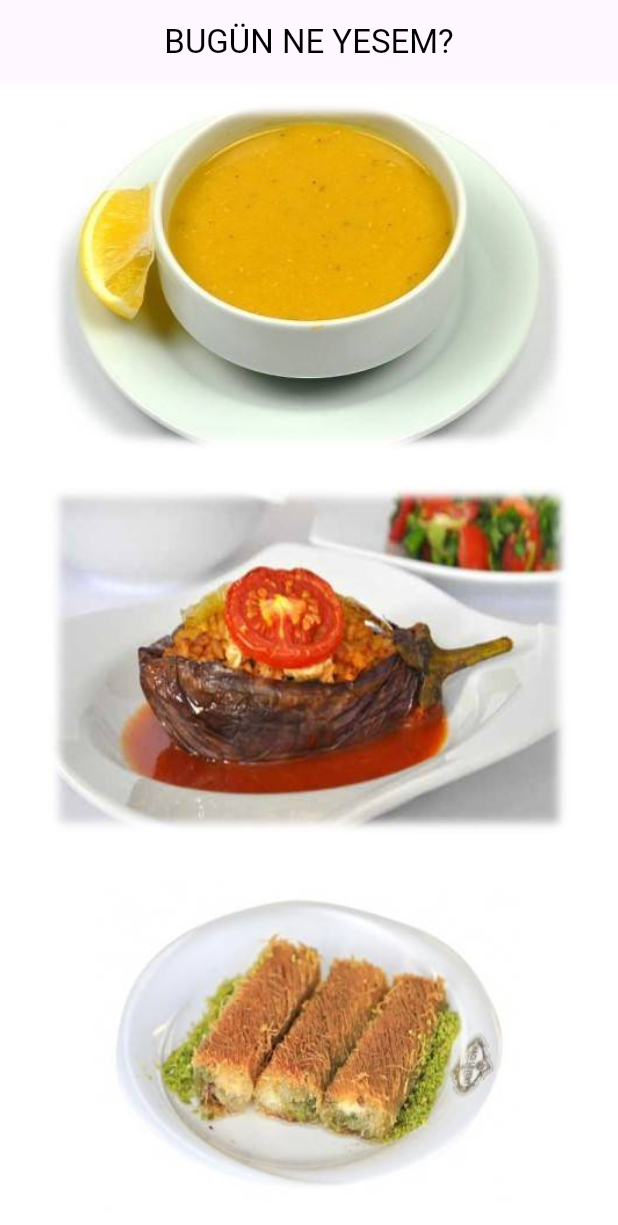
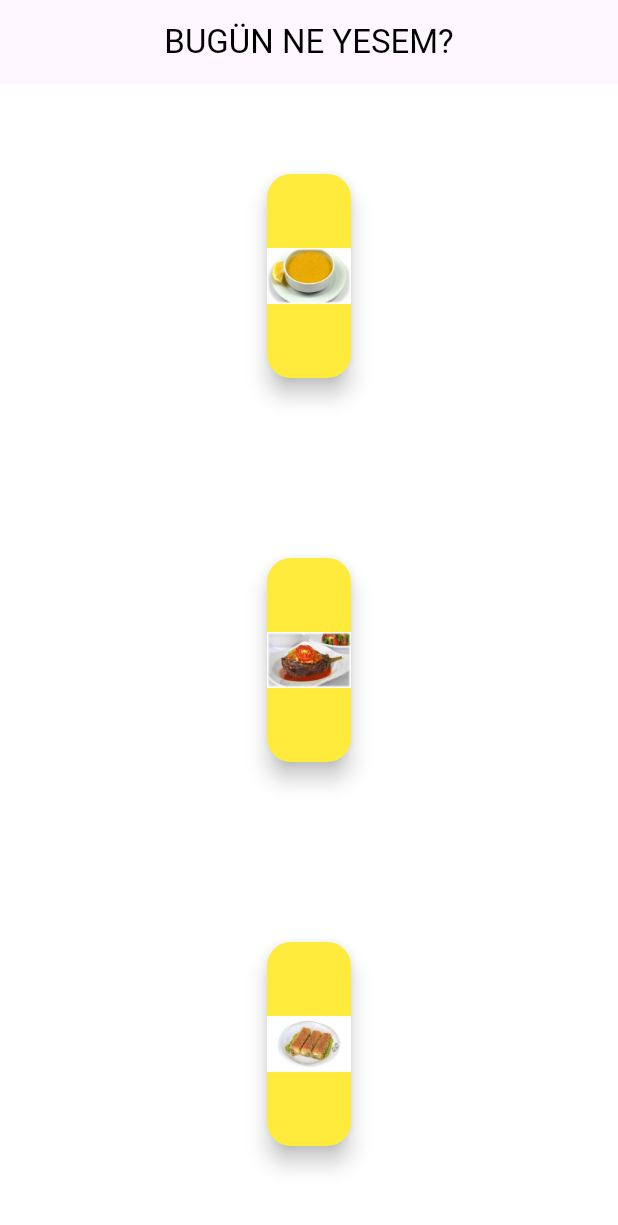
Before and after one commit to brkytpl/bugun_ne_yesem_uygulamasi, a Flutter app: the screen it shows after launch, on a phone screen of 412 x 824 dp. Shown: the top 1225 px of the screen. Run offline on Flutter 3.47's test engine with Material 3 defaults, Android fonts, the phone set to English and light mode, and no system bars.

Commit message:
ne yesem uygulaması tamamlandı

```diff
--- a/lib/main.dart
+++ b/lib/main.dart
@@ -1,4 +1,5 @@
 import 'package:flutter/material.dart';
+import 'dart:math';
 
 void main() {
   runApp(BenimUygulamam());
@@ -23,7 +24,24 @@ class BenimUygulamam extends StatelessWidget {
   }
 }
 
-class YemekSayfasi extends StatelessWidget {
+class YemekSayfasi extends StatefulWidget {
+  @override
+  State<YemekSayfasi> createState() => _YemekSayfasiState();
+}
+
+class _YemekSayfasiState extends State<YemekSayfasi> {
+  int corbaNo = 1;
+  int yemekNo = 1;
+  int tatliNo = 1;
+
+  void yemekeleriYenile() {
+    setState(() {
+      corbaNo = Random().nextInt(5) + 1;
+      yemekNo = Random().nextInt(5) + 1;
+      tatliNo = Random().nextInt(5) + 1;
+    });
+  }
+
   @override
   Widget build(BuildContext context) {
     return Center(
@@ -31,23 +49,35 @@ class YemekSayfasi extends StatelessWidget {
         children: [
           Expanded(
             child: Padding(
-              padding: const EdgeInsets.all(12.0),
-              child: Image.asset('assets/corba_1.jpg'),
+              padding: const EdgeInsets.all(60.0),
+              child: FloatingActionButton(
+                  backgroundColor: Colors.yellow,
+                  splashColor: Colors.black,
+                  onPressed: yemekeleriYenile,
+                  child: Image.asset('assets/corba_$corbaNo.jpg')),
             ),
           ),
           Expanded(
             child: Padding(
-              padding: const EdgeInsets.all(12.0),
-              child: Image.asset('assets/yemek_1.jpg'),
+              padding: const EdgeInsets.all(60.0),
+              child: FloatingActionButton(
+                  backgroundColor: Colors.yellow,
+                  splashColor: Colors.black,
+                  onPressed: yemekeleriYenile,
+                  child: Image.asset('assets/yemek_$yemekNo.jpg')),
             ),
           ),
           Expanded(
             child: Padding(
-              padding: const EdgeInsets.all(12.0),
-              child: Image.asset('assets/tatli_1.jpg'),
+              padding: const EdgeInsets.all(60.0),
+              child: FloatingActionButton(
+                  backgroundColor: Colors.yellow,
+                  splashColor: Colors.black,
+                  onPressed: yemekeleriYenile,
+                  child: Image.asset('assets/tatli_$tatliNo.jpg')),
             ),
           ),
-        ],
+        ], // Children
       ),
     );
   }
```
